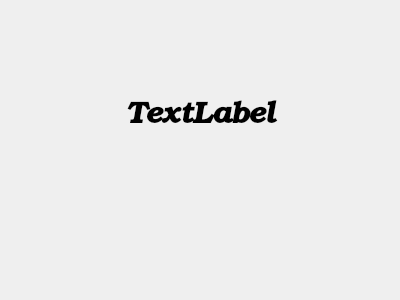
The window that metodics/stabtest/patient_win/coloredcirclewindow.ui (grigp/a-analyser) describes before a commit, drawn with Qt 5.
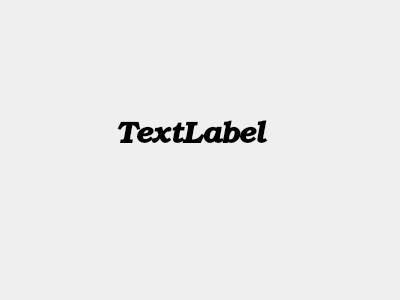
The same window after the commit. Custom widgets are drawn as their Qt base class.

The edit to the form file:
```diff
--- a/metodics/stabtest/patient_win/coloredcirclewindow.ui
+++ b/metodics/stabtest/patient_win/coloredcirclewindow.ui
@@ -34,8 +34,8 @@
      <widget class="QLabel" name="lblFrontComment">
       <property name="geometry">
        <rect>
-        <x>30</x>
-        <y>80</y>
+        <x>20</x>
+        <y>100</y>
         <width>341</width>
         <height>71</height>
        </rect>
```
